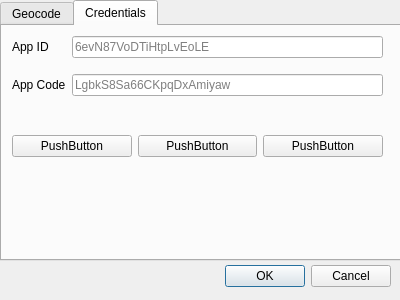
Above: hereqgis_dialog_base.ui from riccardoklinger/Hqgis before the change. Below: the same form after it.
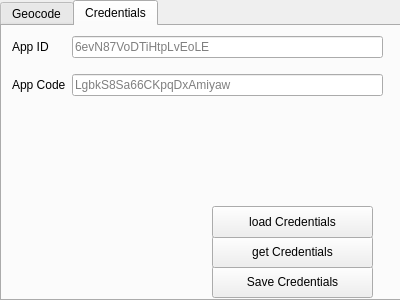
That is the form after the change. The open tabs and pages were chosen to show the change.

What changed in the file:
```diff
--- a/hereqgis_dialog_base.ui
+++ b/hereqgis_dialog_base.ui
@@ -16,9 +16,9 @@
   <widget class="QDialogButtonBox" name="button_box">
    <property name="geometry">
     <rect>
-     <x>10</x>
-     <y>260</y>
-     <width>381</width>
+     <x>0</x>
+     <y>270</y>
+     <width>91</width>
      <height>32</height>
     </rect>
    </property>
@@ -26,16 +26,19 @@
     <enum>Qt::Horizontal</enum>
    </property>
    <property name="standardButtons">
-    <set>QDialogButtonBox::Cancel|QDialogButtonBox::Ok</set>
+    <set>QDialogButtonBox::Cancel</set>
    </property>
   </widget>
   <widget class="QTabWidget" name="tabWidget">
+   <property name="enabled">
+    <bool>true</bool>
+   </property>
    <property name="geometry">
     <rect>
      <x>0</x>
      <y>0</y>
      <width>401</width>
-     <height>261</height>
+     <height>301</height>
     </rect>
    </property>
    <property name="currentIndex">
@@ -152,38 +155,44 @@
       </item>
      </layout>
     </widget>
-    <widget class="QWidget" name="horizontalLayoutWidget">
+    <widget class="QPushButton" name="saveCreds">
      <property name="geometry">
       <rect>
-       <x>10</x>
-       <y>80</y>
-       <width>371</width>
-       <height>80</height>
+       <x>210</x>
+       <y>240</y>
+       <width>161</width>
+       <height>32</height>
       </rect>
      </property>
-     <layout class="QHBoxLayout" name="horizontalLayout">
-      <item>
-       <widget class="QPushButton" name="getCreds">
-        <property name="text">
-         <string>PushButton</string>
-        </property>
-       </widget>
-      </item>
-      <item>
-       <widget class="QPushButton" name="saveCreds">
-        <property name="text">
-         <string>PushButton</string>
-        </property>
-       </widget>
-      </item>
-      <item>
-       <widget class="QPushButton" name="loadCreds">
-        <property name="text">
-         <string>PushButton</string>
-        </property>
-       </widget>
-      </item>
-     </layout>
+     <property name="text">
+      <string>Save Credentials</string>
+     </property>
+    </widget>
+    <widget class="QPushButton" name="getCreds">
+     <property name="geometry">
+      <rect>
+       <x>210</x>
+       <y>210</y>
+       <width>161</width>
+       <height>32</height>
+      </rect>
+     </property>
+     <property name="text">
+      <string>get Credentials</string>
+     </property>
+    </widget>
+    <widget class="QPushButton" name="loadCreds">
+     <property name="geometry">
+      <rect>
+       <x>210</x>
+       <y>180</y>
+       <width>161</width>
+       <height>32</height>
+      </rect>
+     </property>
+     <property name="text">
+      <string>load Credentials</string>
+     </property>
     </widget>
    </widget>
   </widget>
```
Left out of the diff: 25 changed lines with no effect on the pictures.
